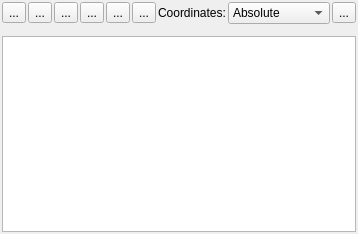
Above: librecad/src/ui/dock_widgets/entity_info/lc_quickinfowidget.ui from LibreCAD/LibreCAD before the change. Below: the same form after it.
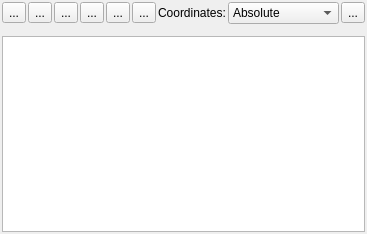
That is the form after the change. Icons and pictures are not drawn. Custom widgets are drawn as their Qt base class.

```diff
--- a/librecad/src/ui/dock_widgets/entity_info/lc_quickinfowidget.ui
+++ b/librecad/src/ui/dock_widgets/entity_info/lc_quickinfowidget.ui
@@ -6,7 +6,7 @@
    <rect>
     <x>0</x>
     <y>0</y>
-    <width>358</width>
+    <width>367</width>
     <height>234</height>
    </rect>
   </property>
```
Left out of the diff: 24 changed lines with no effect on the pictures.
